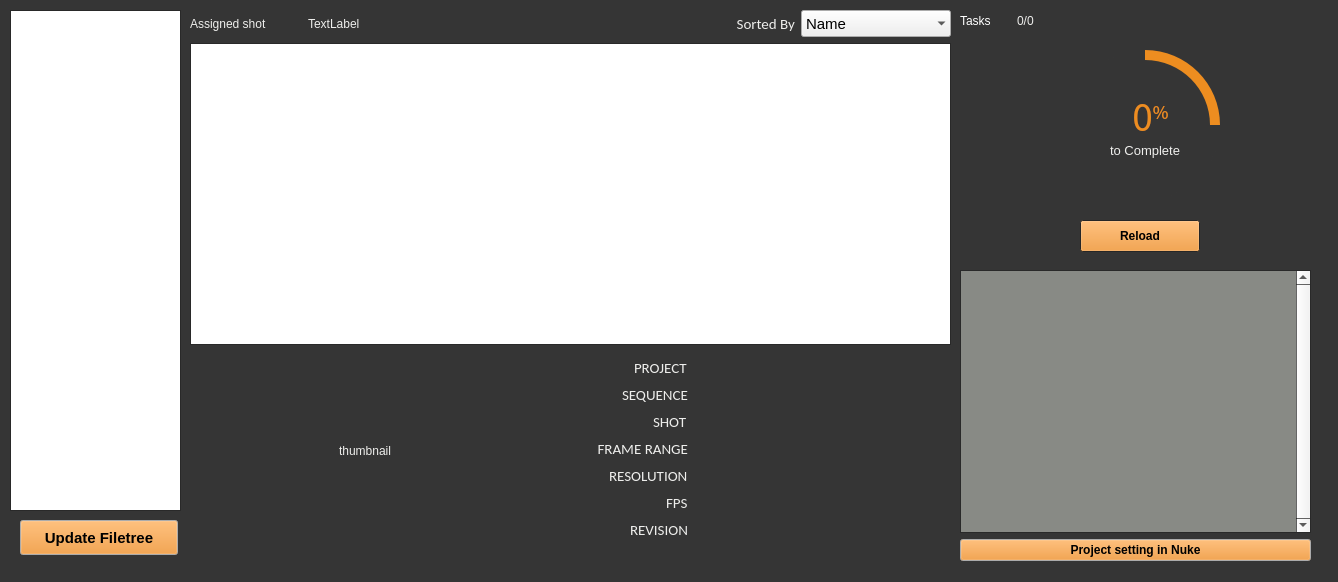
First picture: the form in jiwoon/gazu_api/view/UI/nuki_main_widget_1.ui, repository SongmiLim/nuki_project, before the edit.
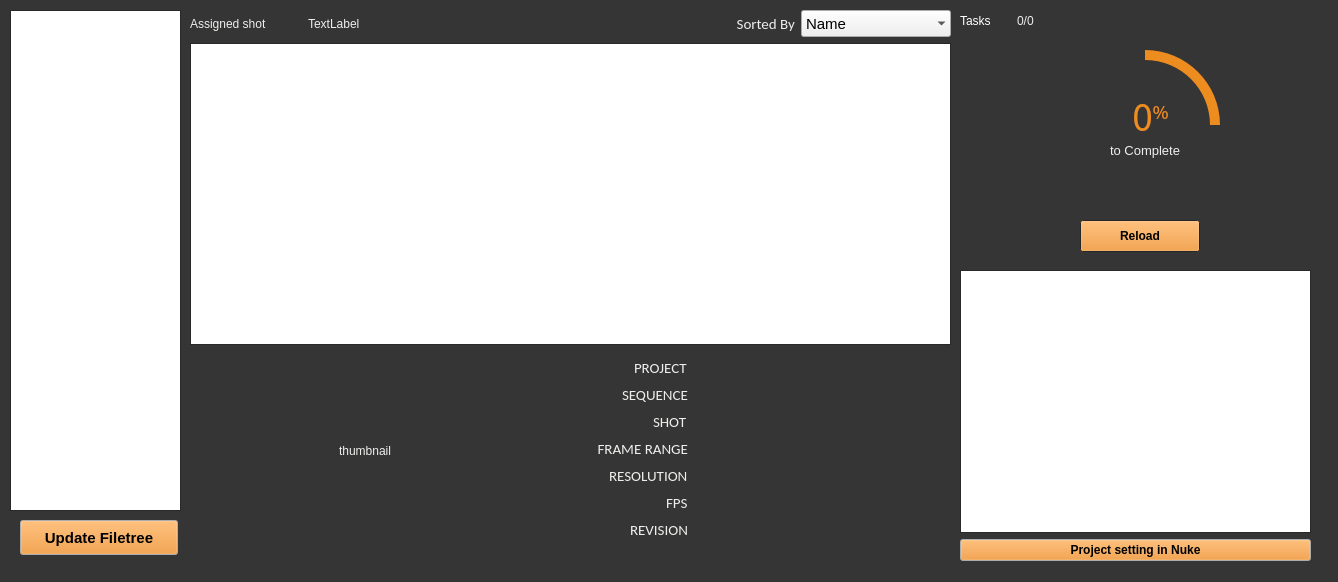
Second picture: the form after the edit.

Commit message: sort 기능완료 priority 기준으로 sorting은 아직 구현하지 않음

```diff
--- a/jiwoon/gazu_api/view/UI/nuki_main_widget_1.ui
+++ b/jiwoon/gazu_api/view/UI/nuki_main_widget_1.ui
@@ -1904,176 +1904,7 @@
    </property>
    <layout class="QVBoxLayout" name="verticalLayout_3">
     <item>
-     <widget class="QTableView" name="task_table">
-      <property name="palette">
-       <palette>
-        <active>
-         <colorrole role="Base">
-          <brush brushstyle="SolidPattern">
-           <color alpha="255">
-            <red>136</red>
-            <green>138</green>
-            <blue>133</blue>
-           </color>
-          </brush>
-         </colorrole>
-         <colorrole role="Highlight">
-          <brush brushstyle="SolidPattern">
-           <color alpha="0">
-            <red>191</red>
-            <green>64</green>
-            <blue>64</blue>
-           </color>
-          </brush>
-         </colorrole>
-         <colorrole role="HighlightedText">
-          <brush brushstyle="SolidPattern">
-           <color alpha="255">
-            <red>255</red>
-            <green>255</green>
-            <blue>255</blue>
-           </color>
-          </brush>
-         </colorrole>
-        </active>
-        <inactive>
-         <colorrole role="Base">
-          <brush brushstyle="SolidPattern">
-           <color alpha="255">
-            <red>136</red>
-            <green>138</green>
-            <blue>133</blue>
-           </color>
-          </brush>
-         </colorrole>
-         <colorrole role="Highlight">
-          <brush brushstyle="SolidPattern">
-           <color alpha="0">
-            <red>191</red>
-            <green>64</green>
-            <blue>64</blue>
-           </color>
-          </brush>
-         </colorrole>
-         <colorrole role="HighlightedText">
-          <brush brushstyle="SolidPattern">
-           <color alpha="255">
-            <red>255</red>
-            <green>255</green>
-            <blue>255</blue>
-           </color>
-          </brush>
-         </colorrole>
-        </inactive>
-        <disabled>
-         <colorrole role="Base">
-          <brush brushstyle="SolidPattern">
-           <color alpha="255">
-            <red>53</red>
-            <green>53</green>
-            <blue>53</blue>
-           </color>
-          </brush>
-         </colorrole>
-         <colorrole role="Highlight">
-          <brush brushstyle="SolidPattern">
-           <color alpha="0">
-            <red>191</red>
-            <green>64</green>
-            <blue>64</blue>
-           </color>
-          </brush>
-         </colorrole>
-         <colorrole role="HighlightedText">
-          <brush brushstyle="SolidPattern">
-           <color alpha="255">
-            <red>255</red>
-            <green>255</green>
-            <blue>255</blue>
-           </color>
-          </brush>
-         </colorrole>
-        </disabled>
-       </palette>
-      </property>
-      <property name="font">
-       <font>
-        <family>Carlito</family>
-        <pointsize>10</pointsize>
-        <weight>75</weight>
-        <bold>true</bold>
-       </font>
-      </property>
-      <property name="focusPolicy">
-       <enum>Qt::NoFocus</enum>
-      </property>
-      <property name="layoutDirection">
-       <enum>Qt::LeftToRight</enum>
-      </property>
-      <property name="styleSheet">
-       <string notr="true"/>
-      </property>
-      <property name="frameShape">
-       <enum>QFrame::StyledPanel</enum>
-      </property>
-      <property name="verticalScrollBarPolicy">
-       <enum>Qt::ScrollBarAlwaysOn</enum>
-      </property>
-      <property name="horizontalScrollBarPolicy">
-       <enum>Qt::ScrollBarAsNeeded</enum>
-      </property>
-      <property name="sizeAdjustPolicy">
-       <enum>QAbstractScrollArea::AdjustIgnored</enum>
-      </property>
-      <property name="editTriggers">
-       <set>QAbstractItemView::NoEditTriggers</set>
-      </property>
-      <property name="dragEnabled">
-       <bool>true</bool>
-      </property>
-      <property name="dragDropMode">
-       <enum>QAbstractItemView::DragDrop</enum>
-      </property>
-      <property name="defaultDropAction">
-       <enum>Qt::MoveAction</enum>
-      </property>
-      <property name="alternatingRowColors">
-       <bool>true</bool>
-      </property>
-      <property name="selectionMode">
-       <enum>QAbstractItemView::MultiSelection</enum>
-      </property>
-      <property name="selectionBehavior">
-       <enum>QAbstractItemView::SelectRows</enum>
-      </property>
-      <property name="sortingEnabled">
-       <bool>true</bool>
-      </property>
-      <attribute name="horizontalHeaderVisible">
-       <bool>true</bool>
-      </attribute>
-      <attribute name="horizontalHeaderCascadingSectionResizes">
-       <bool>false</bool>
-      </attribute>
-      <attribute name="horizontalHeaderMinimumSectionSize">
-       <number>10</number>
-      </attribute>
-      <attribute name="horizontalHeaderShowSortIndicator" stdset="0">
-       <bool>true</bool>
-      </attribute>
-      <attribute name="verticalHeaderVisible">
-       <bool>false</bool>
-      </attribute>
-      <attribute name="verticalHeaderCascadingSectionResizes">
-       <bool>false</bool>
-      </attribute>
-      <attribute name="verticalHeaderMinimumSectionSize">
-       <number>24</number>
-      </attribute>
-      <attribute name="verticalHeaderStretchLastSection">
-       <bool>false</bool>
-      </attribute>
-     </widget>
+     <widget class="QTreeView" name="task_table"/>
     </item>
     <item>
      <widget class="QPushButton" name="opennuke_btn">
```
The commit also changes 5 other files.
